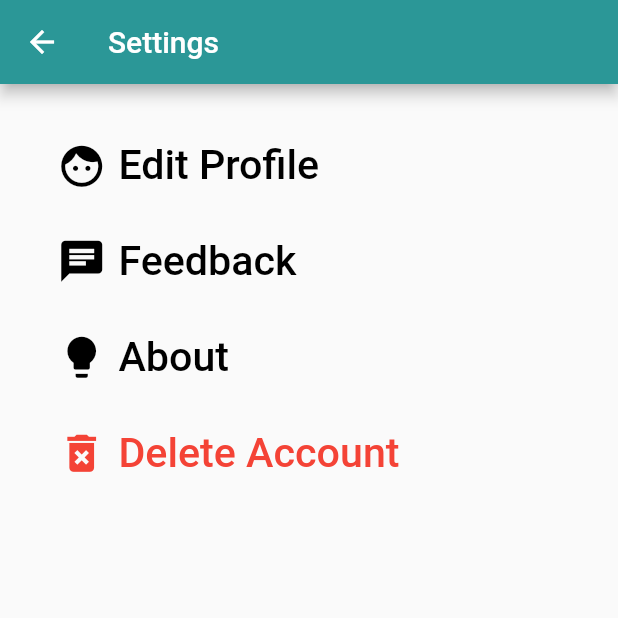
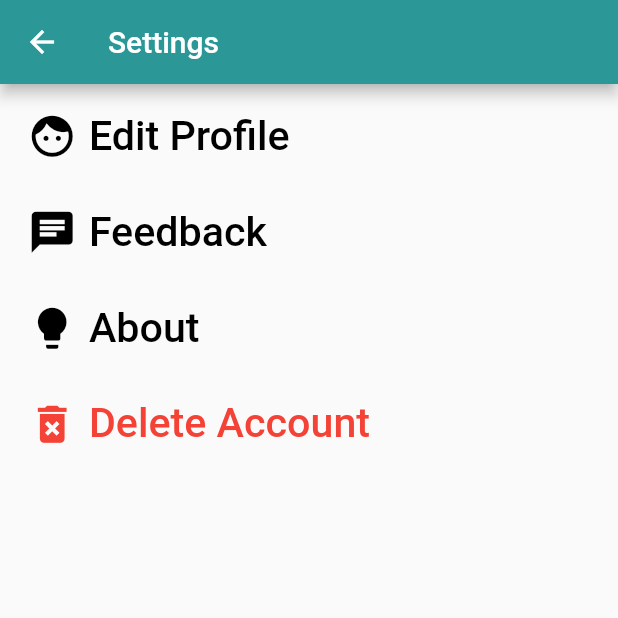
Before and after one commit to hci-gu/family-report-project, a Flutter app: the HomeScreen screen opened directly, after a tap on the "settings" icon, on a phone screen of 412 x 824 dp, the top half of it. Run offline on Flutter 3.47's test engine with Material 2 defaults, Android fonts, the phone set to English and light mode, and no system bars; missing offline and left inert: app_usage, usage_stats.

Commit message:
updated margins based on screen width

```diff
--- a/lib/familymember.dart
+++ b/lib/familymember.dart
@@ -9,10 +9,11 @@ class FamilyMember extends StatelessWidget {
 
   @override
   Widget build(BuildContext context) {
+    double width = MediaQuery.of(context).size.width;
     double height = MediaQuery.of(context).size.height;
     return Container(
       width: double.infinity,
-      margin: EdgeInsets.only(left: 30, right: 30, bottom: 15),
+      margin: EdgeInsets.only(left: width / 30, right: width / 30, bottom: 15),
       child: ElevatedButton(
         child: Container(
           child: Row(
--- a/lib/homescreen.dart
+++ b/lib/homescreen.dart
@@ -7,6 +7,7 @@ class HomeScreen extends StatelessWidget {
 
   @override
   Widget build(BuildContext context) {
+    double width = MediaQuery.of(context).size.width;
     double height = MediaQuery.of(context).size.height;
     var familyMemberNames = [
       "Shreyas Gupta",
@@ -22,7 +23,7 @@ class HomeScreen extends StatelessWidget {
           child: ListView(
             children: [
               Container(
-                margin: EdgeInsets.fromLTRB(30, 30, 30, 15),
+                margin: EdgeInsets.fromLTRB(width / 30, 30, width / 30, 15),
                 child: Column(
                   children: [
                     Row(
@@ -87,7 +88,7 @@ class HomeScreen extends StatelessWidget {
                       fontSize: height / 25, fontWeight: FontWeight.bold),
                 ),
                 width: double.infinity,
-                margin: EdgeInsets.fromLTRB(30, 0, 0, 15),
+                margin: EdgeInsets.fromLTRB(width / 40, 0, 0, 15),
               ),
               for (var family in familyMemberNames) FamilyMember(family, 'Son')
             ],
--- a/lib/onboarding.dart
+++ b/lib/onboarding.dart
@@ -6,6 +6,7 @@ class Onboarding extends StatelessWidget {
 
   @override
   Widget build(BuildContext context) {
+    double width = MediaQuery.of(context).size.width;
     double height = MediaQuery.of(context).size.height;
     return Container(
       child: Scaffold(
--- a/lib/settings.dart
+++ b/lib/settings.dart
@@ -5,6 +5,7 @@ class Settings extends StatelessWidget {
 
   @override
   Widget build(BuildContext context) {
+    double width = MediaQuery.of(context).size.width;
     double height = MediaQuery.of(context).size.height;
     var settingsList = ["Edit Profile", "Feedback", "About", "Delete Account"];
     var iconsList = [
@@ -20,7 +21,7 @@ class Settings extends StatelessWidget {
           title: Text("Settings"),
         ),
         body: Container(
-          margin: EdgeInsets.all(30),
+          margin: EdgeInsets.all(width / 40),
           child: Column(
             crossAxisAlignment: CrossAxisAlignment.start,
             children: [
--- a/lib/survey.dart
+++ b/lib/survey.dart
@@ -7,13 +7,15 @@ class SurveyForm extends StatelessWidget {
 
   @override
   Widget build(BuildContext context) {
+    double width = MediaQuery.of(context).size.width;
     double height = MediaQuery.of(context).size.height;
     return Scaffold(
       appBar: AppBar(
+        backgroundColor: Colors.white,
         title: Text("Survey Form"),
       ),
       body: Container(
-          margin: EdgeInsets.fromLTRB(30, 30, 30, 15),
+          margin: EdgeInsets.fromLTRB(width / 30, 10, width / 30, 15),
           child: Column(
             children: [
               Text(
@@ -62,7 +64,7 @@ class SurveyForm extends StatelessWidget {
               ),
               Container(
                 width: double.infinity,
-                margin: EdgeInsets.only(bottom: 30, top: 30),
+                margin: EdgeInsets.only(top: 30),
                 child: ElevatedButton(
                   onPressed: () {
                     // Navigator.push(
```
